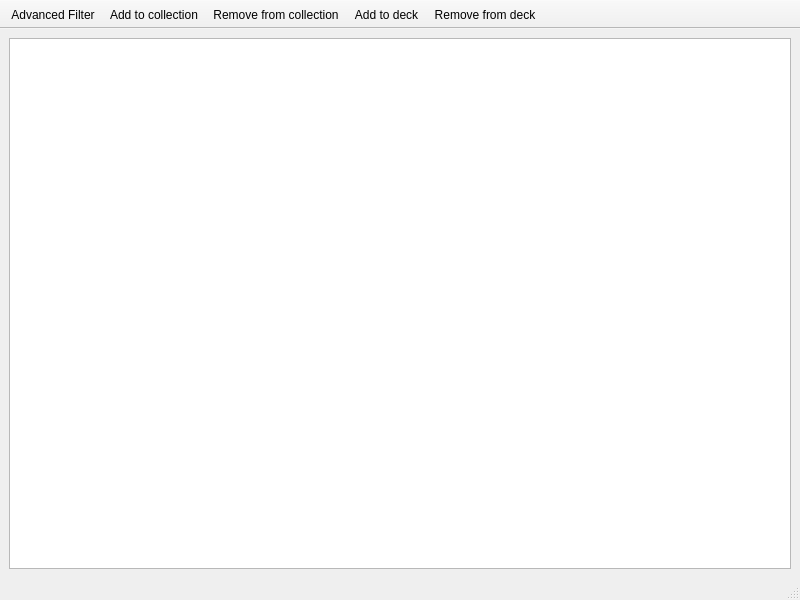
stijnvermeir/mtgcards, file mtgcards/collectionwindow.ui: the form before one commit.
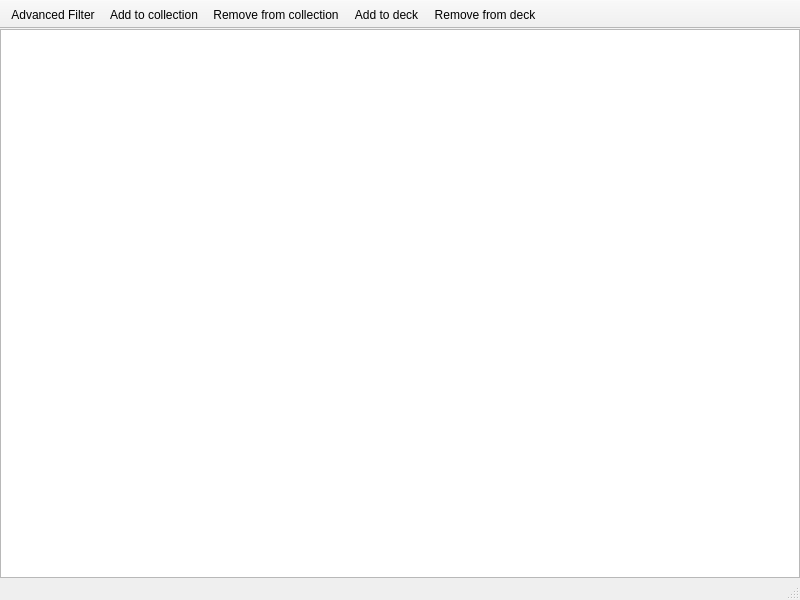
The form after the commit. Icons and pictures are not drawn.

```diff
--- a/mtgcards/collectionwindow.ui
+++ b/mtgcards/collectionwindow.ui
@@ -15,6 +15,18 @@
   </property>
   <widget class="QWidget" name="centralwidget">
    <layout class="QHBoxLayout" name="horizontalLayout">
+    <property name="leftMargin">
+     <number>0</number>
+    </property>
+    <property name="topMargin">
+     <number>0</number>
+    </property>
+    <property name="rightMargin">
+     <number>0</number>
+    </property>
+    <property name="bottomMargin">
+     <number>0</number>
+    </property>
     <item>
      <widget class="QTableView" name="collectionTbl_"/>
     </item>
```
